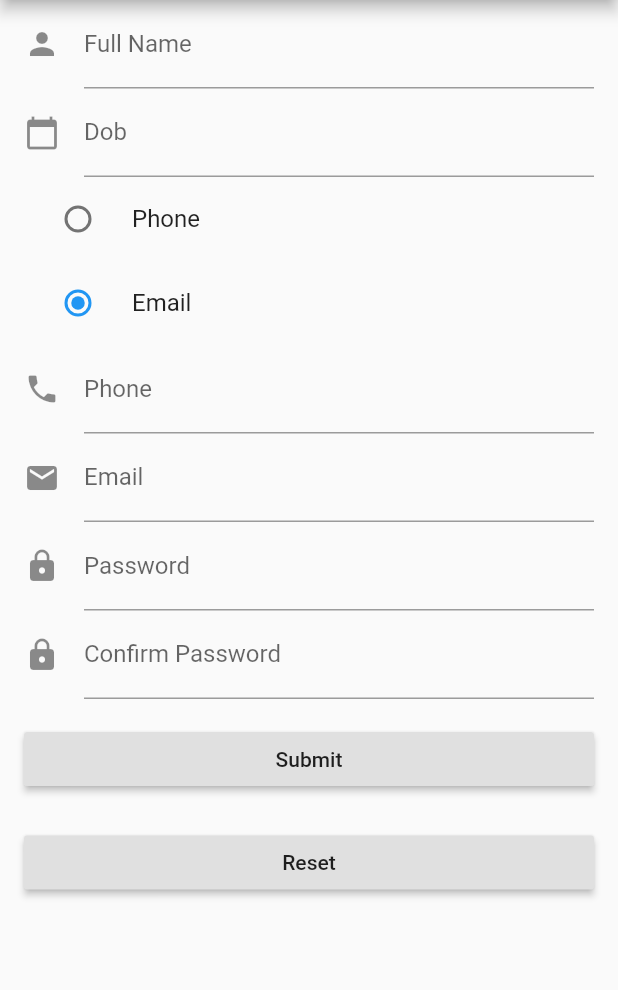
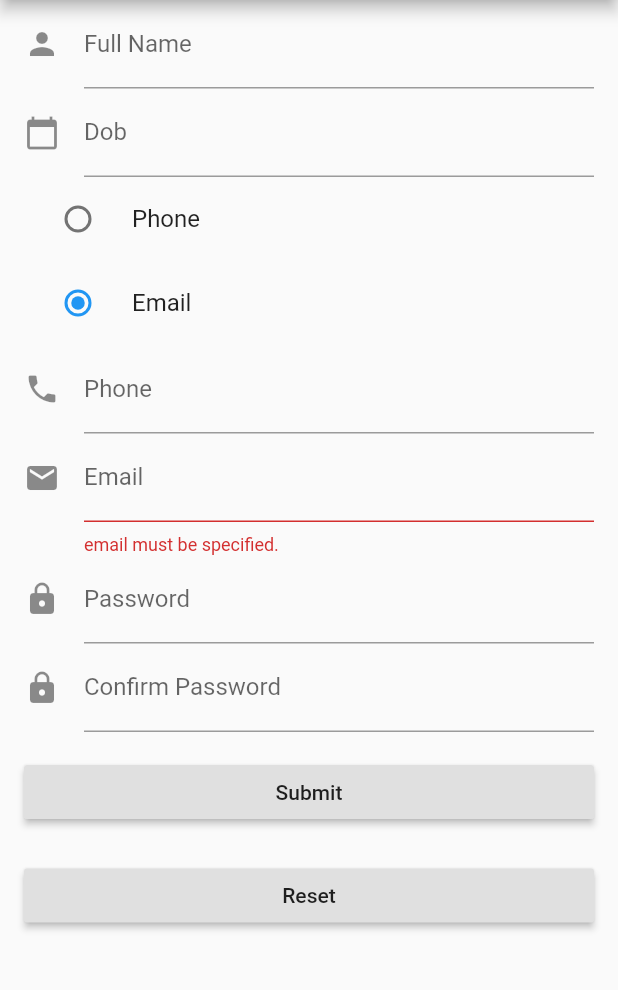
Before and after one commit to jebright/flutter_validate, a Flutter app: the screen it shows after launch, on a phone screen of 412 x 824 dp, the part 84-1074 px from its top. Run offline on Flutter 3.47's test engine with Material 2 defaults, Android fonts, the phone set to English and light mode, and no system bars.

```diff
--- a/lib/src/validationResult.dart
+++ b/lib/src/validationResult.dart
@@ -5,7 +5,7 @@ class ValidationResult {
   late String _delimiter;
 
   ValidationResult({String delimiter = ' '}) {
-    errors = List.empty();
+    errors = List.empty(growable: true);
     _delimiter = delimiter;
   }
 
```
